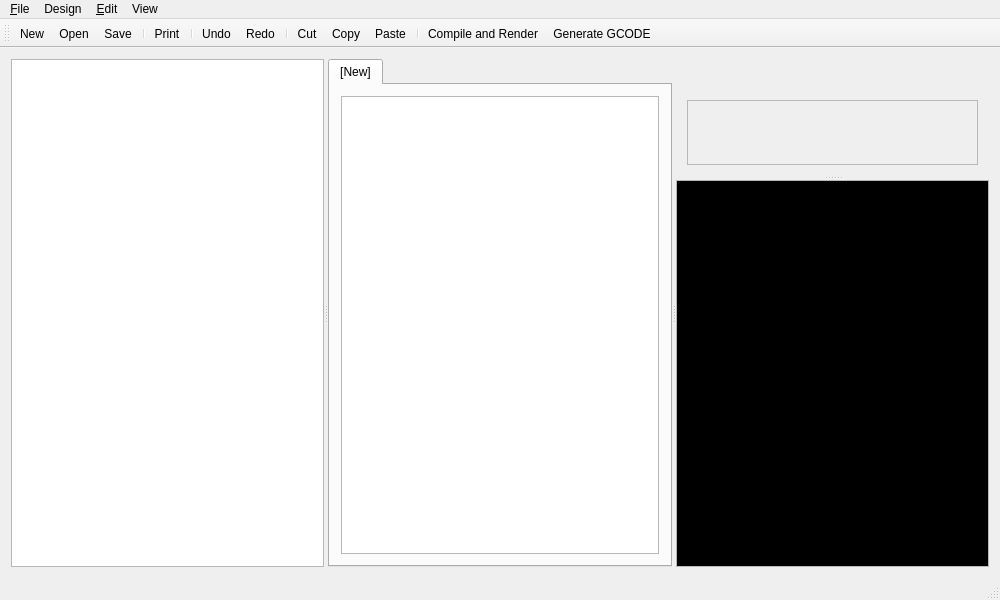
This is src/mainwindow.ui in GilesBathgate/RapCAD as Qt 5 draws it before an edit. The edited form follows.
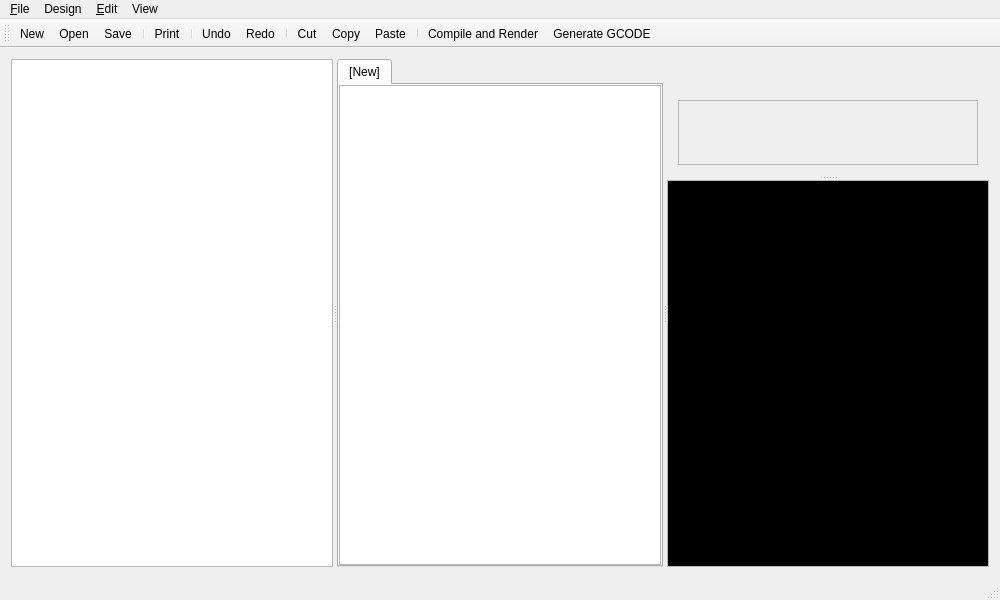
This is the edited form. Custom widgets are drawn as their Qt base class.

Commit message: New button now creates new tabs. Removed border around editor.

What changed in the file:
```diff
--- a/src/mainwindow.ui
+++ b/src/mainwindow.ui
@@ -22,25 +22,13 @@
       </property>
       <widget class="QTreeView" name="treeView"/>
       <widget class="QTabWidget" name="tabWidget">
-       <widget class="QWidget" name="scriptTab">
-        <property name="sizePolicy">
-         <sizepolicy hsizetype="Preferred" vsizetype="Preferred">
-          <horstretch>0</horstretch>
-          <verstretch>0</verstretch>
-         </sizepolicy>
+       <widget class="CodeEditor" name="scriptEditor">
+        <property name="tabStopWidth">
+         <number>40</number>
         </property>
         <attribute name="title">
          <string>[New]</string>
         </attribute>
-        <layout class="QHBoxLayout" name="editorLayout">
-         <item>
-          <widget class="CodeEditor" name="scriptEditor">
-           <property name="tabStopWidth">
-            <number>40</number>
-           </property>
-          </widget>
-         </item>
-        </layout>
        </widget>
       </widget>
       <widget class="QSplitter" name="hSplitter">
```
The commit also changes 3 other files.
